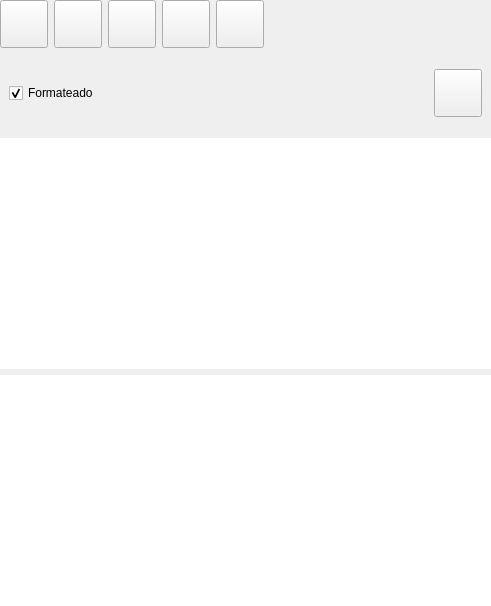
The window that bulmages/bulmatpv/plugins/pluginbt_ticketivaincluido/mticketivaincbase.ui (eboladev/Bulmages-1) describes before a commit, drawn with Qt 5.
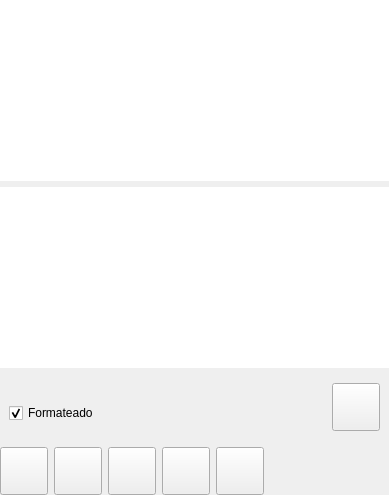
The same window after the commit. Icons and pictures are not drawn.

Patch:
```diff
--- a/bulmages/bulmatpv/plugins/pluginbt_ticketivaincluido/mticketivaincbase.ui
+++ b/bulmages/bulmatpv/plugins/pluginbt_ticketivaincluido/mticketivaincbase.ui
@@ -6,8 +6,8 @@
    <rect>
     <x>0</x>
     <y>0</y>
-    <width>491</width>
-    <height>606</height>
+    <width>389</width>
+    <height>495</height>
    </rect>
   </property>
   <property name="minimumSize">
@@ -23,6 +23,110 @@
    <property name="margin">
     <number>0</number>
    </property>
+   <item>
+    <widget class="QTextBrowser" name="mui_browser">
+     <property name="focusPolicy">
+      <enum>Qt::NoFocus</enum>
+     </property>
+     <property name="frameShape">
+      <enum>QFrame::NoFrame</enum>
+     </property>
+     <property name="frameShadow">
+      <enum>QFrame::Plain</enum>
+     </property>
+     <property name="lineWidth">
+      <number>0</number>
+     </property>
+    </widget>
+   </item>
+   <item>
+    <widget class="QPlainTextEdit" name="mui_plainText">
+     <property name="frameShape">
+      <enum>QFrame::NoFrame</enum>
+     </property>
+     <property name="frameShadow">
+      <enum>QFrame::Plain</enum>
+     </property>
+     <property name="plainText">
+      <string/>
+     </property>
+    </widget>
+   </item>
+   <item>
+    <widget class="QFrame" name="mui_frame">
+     <property name="minimumSize">
+      <size>
+       <width>60</width>
+       <height>60</height>
+      </size>
+     </property>
+     <property name="frameShape">
+      <enum>QFrame::NoFrame</enum>
+     </property>
+     <property name="frameShadow">
+      <enum>QFrame::Plain</enum>
+     </property>
+     <property name="lineWidth">
+      <number>0</number>
+     </property>
+     <layout class="QGridLayout" name="gridLayout">
+      <item row="0" column="0">
+       <widget class="QCheckBox" name="mui_propiedades">
+        <property name="minimumSize">
+         <size>
+          <width>0</width>
+          <height>60</height>
+         </size>
+        </property>
+        <property name="text">
+         <string>Formateado</string>
+        </property>
+        <property name="checked">
+         <bool>true</bool>
+        </property>
+       </widget>
+      </item>
+      <item row="0" column="1">
+       <widget class="QToolButton" name="mui_borrarticket">
+        <property name="minimumSize">
+         <size>
+          <width>48</width>
+          <height>48</height>
+         </size>
+        </property>
+        <property name="maximumSize">
+         <size>
+          <width>48</width>
+          <height>48</height>
+         </size>
+        </property>
+        <property name="toolTip">
+         <string>Borrar ticket</string>
+        </property>
+        <property name="whatsThis">
+         <string>Borrar ticket</string>
+        </property>
+        <property name="text">
+         <string/>
+        </property>
+        <property name="icon">
+         <iconset resource="../../../bulmages.qrc">
+          <normaloff>:/Images/edit-delete.png</normaloff>:/Images/edit-delete.png</iconset>
+        </property>
+        <property name="iconSize">
+         <size>
+          <width>45</width>
+          <height>45</height>
+         </size>
+        </property>
+        <property name="autoRaise">
+         <bool>false</bool>
+        </property>
+       </widget>
+      </item>
+     </layout>
+    </widget>
+   </item>
    <item>
     <widget class="QFrame" name="frame">
      <property name="frameShape">
@@ -269,110 +373,6 @@
      </layout>
     </widget>
    </item>
-   <item>
-    <widget class="QFrame" name="mui_frame">
-     <property name="minimumSize">
-      <size>
-       <width>60</width>
-       <height>60</height>
-      </size>
-     </property>
-     <property name="frameShape">
-      <enum>QFrame::NoFrame</enum>
-     </property>
-     <property name="frameShadow">
-      <enum>QFrame::Plain</enum>
-     </property>
-     <property name="lineWidth">
-      <number>0</number>
-     </property>
-     <layout class="QGridLayout" name="gridLayout">
-      <item row="0" column="0">
-       <widget class="QCheckBox" name="mui_propiedades">
-        <property name="minimumSize">
-         <size>
-          <width>0</width>
-          <height>60</height>
-         </size>
-        </property>
-        <property name="text">
-         <string>Formateado</string>
-        </property>
-        <property name="checked">
-         <bool>true</bool>
-        </property>
-       </widget>
-      </item>
-      <item row="0" column="1">
-       <widget class="QToolButton" name="mui_borrarticket">
-        <property name="minimumSize">
-         <size>
-          <width>48</width>
-          <height>48</height>
-         </size>
-        </property>
-        <property name="maximumSize">
-         <size>
-          <width>48</width>
-          <height>48</height>
-         </size>
-        </property>
-        <property name="toolTip">
-         <string>Borrar ticket</string>
-        </property>
-        <property name="whatsThis">
-         <string>Borrar ticket</string>
-        </property>
-        <property name="text">
-         <string/>
-        </property>
-        <property name="icon">
-         <iconset resource="../../../bulmages.qrc">
-          <normaloff>:/Images/edit-delete.png</normaloff>:/Images/edit-delete.png</iconset>
-        </property>
-        <property name="iconSize">
-         <size>
-          <width>45</width>
-          <height>45</height>
-         </size>
-        </property>
-        <property name="autoRaise">
-         <bool>false</bool>
-        </property>
-       </widget>
-      </item>
-     </layout>
-    </widget>
-   </item>
-   <item>
-    <widget class="QTextBrowser" name="mui_browser">
-     <property name="focusPolicy">
-      <enum>Qt::NoFocus</enum>
-     </property>
-     <property name="frameShape">
-      <enum>QFrame::NoFrame</enum>
-     </property>
-     <property name="frameShadow">
-      <enum>QFrame::Plain</enum>
-     </property>
-     <property name="lineWidth">
-      <number>0</number>
-     </property>
-    </widget>
-   </item>
-   <item>
-    <widget class="QPlainTextEdit" name="mui_plainText">
-     <property name="frameShape">
-      <enum>QFrame::NoFrame</enum>
-     </property>
-     <property name="frameShadow">
-      <enum>QFrame::Plain</enum>
-     </property>
-     <property name="plainText">
-      <string/>
-     </property>
-    </widget>
-   </item>
   </layout>
  </widget>
  <resources>
```
